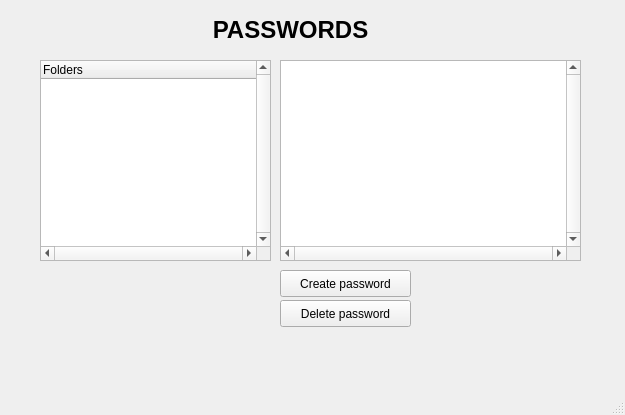
Before: the Qt Designer form guis/passwordList.ui in password-manager/linux, drawn with Qt 5.
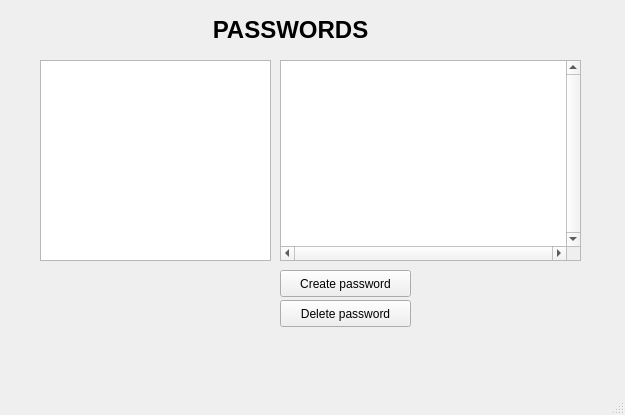
After: the same form once the commit is applied.

Commit message: Change from tree view widget to tree view with a model

Diff of the .ui file:
```diff
--- a/guis/passwordList.ui
+++ b/guis/passwordList.ui
@@ -81,7 +81,7 @@
      <number>0</number>
     </property>
    </widget>
-   <widget class="QTreeWidget" name="FolderStructureTreeWidget">
+   <widget class="QTreeView" name="foldersTreeView">
     <property name="geometry">
      <rect>
       <x>40</x>
@@ -90,29 +90,9 @@
       <height>201</height>
      </rect>
     </property>
-    <property name="contextMenuPolicy">
-     <enum>Qt::DefaultContextMenu</enum>
-    </property>
-    <property name="acceptDrops">
-     <bool>false</bool>
-    </property>
-    <property name="verticalScrollBarPolicy">
-     <enum>Qt::ScrollBarAlwaysOn</enum>
-    </property>
-    <property name="horizontalScrollBarPolicy">
-     <enum>Qt::ScrollBarAlwaysOn</enum>
-    </property>
     <attribute name="headerVisible">
      <bool>true</bool>
     </attribute>
-    <attribute name="headerCascadingSectionResizes">
-     <bool>false</bool>
-    </attribute>
-    <column>
-     <property name="text">
-      <string>Folders</string>
-     </property>
-    </column>
    </widget>
    <zorder>passwordsView</zorder>
    <zorder>deleteButton</zorder>
```
Left out of the diff: 2 changed lines with no effect on the pictures. The commit also changes 4 other files.
